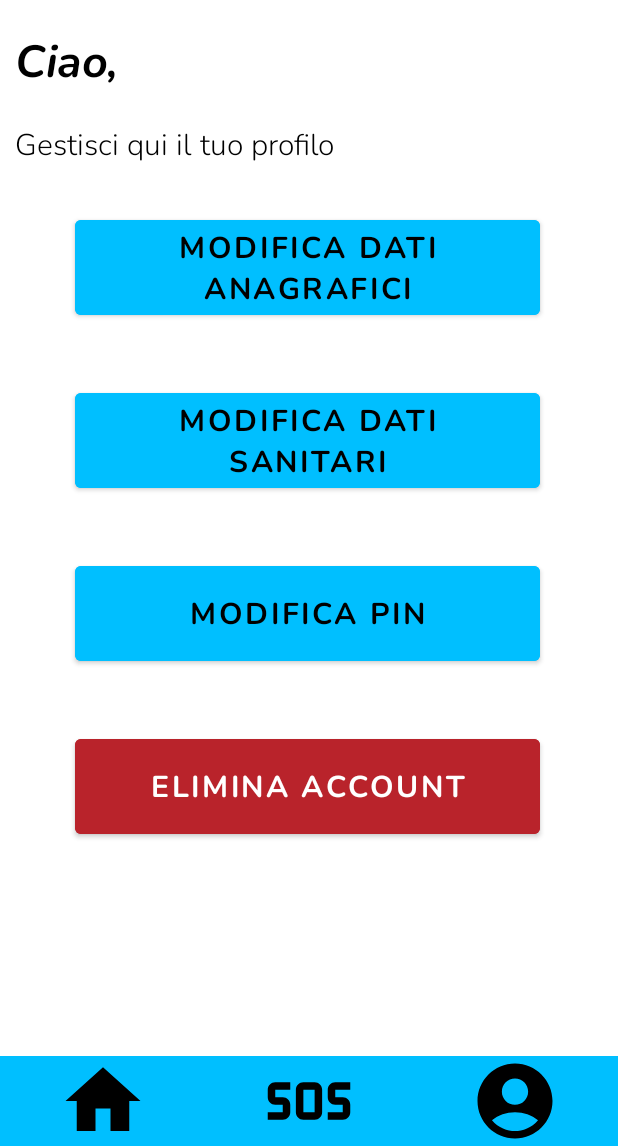
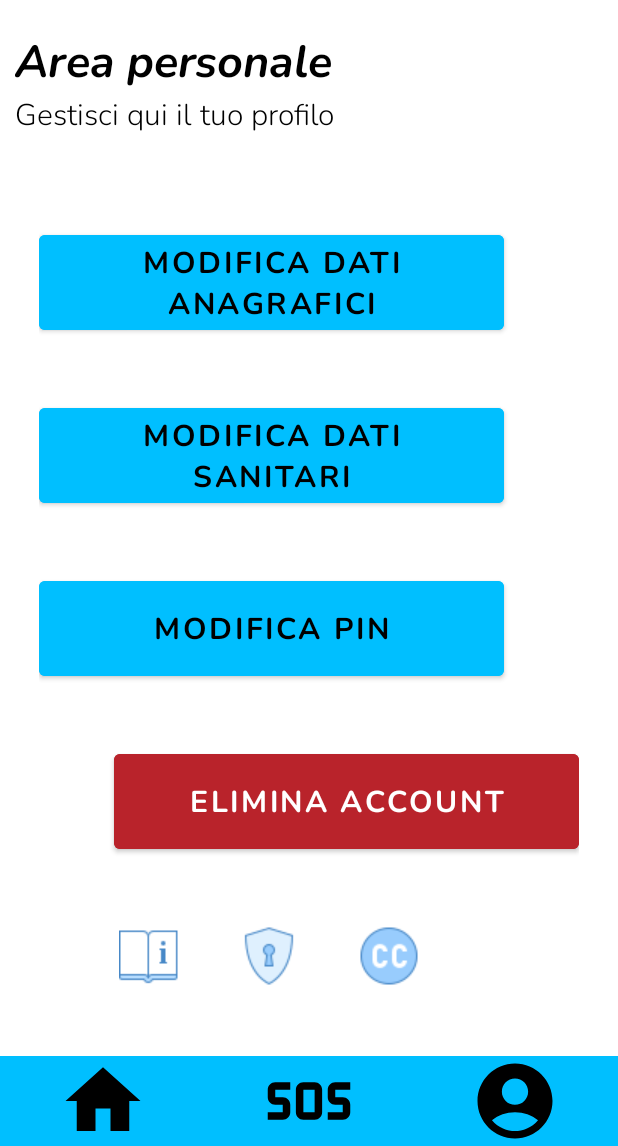
Before and after one commit to simlu2000/SmartSafe, an Android app: the ProfileActivity screen opened directly, with no data from a screen before it, on a phone screen of 412 x 824 dp, the part 90-1236 px from its top. Run offline under Robolectric (Android 15) with nearby library versions, the phone set to English and light mode, and no system bars; 2 statements that could not run were skipped.

Commit message:
Merge umano
Unito lavori di Ale con Ale. Sta voi capire chi.

```diff
--- a/app/src/main/java/com/example/ringlife/ProfileActivity.java
+++ b/app/src/main/java/com/example/ringlife/ProfileActivity.java
@@ -20,8 +20,7 @@ import com.example.ringlife.PersonInformation.PersonInformation;
 import com.google.android.material.dialog.MaterialAlertDialogBuilder;
 
 public class ProfileActivity extends AppCompatActivity {
-    private TextView tvHelloProfile;
-    private ImageButton bttHome, bttSos;
+    private ImageButton bttHome, bttSos, bttManuale, bttPrivacy, bttCrediti;
     private Button bttChangeAna, bttChangeMed, bttChangePin, bttDelete;
     private PersonData dbPerson;
     private PersonInformation user;
@@ -38,12 +37,12 @@ public class ProfileActivity extends AppCompatActivity {
         bttChangeMed = findViewById(R.id.bttChangeMed);
         bttChangePin = findViewById(R.id.bttChangePin);
         bttDelete = findViewById(R.id.bttDelete);
+        bttManuale = findViewById(R.id.bttManuale);
+        bttPrivacy = findViewById(R.id.bttPrivacy);
+        bttCrediti = findViewById(R.id.bttCrediti);
 
         dbPerson = new PersonData(this);
         user = dbPerson.getPerson();
-
-        // Inserisco nome account in alto
-        tvHelloProfile.append(" " + user.getNome());
 
         bttChangePin.setOnClickListener(new View.OnClickListener() {
             @Override
@@ -56,7 +55,10 @@ public class ProfileActivity extends AppCompatActivity {
                 // Crea i due EditText che serviranno per l'input
                 EditText oldPinEditText = new EditText(ProfileActivity.this);
                 oldPinEditText.setHint("Inserisci il vecchio PIN");
-                oldPinEditText.setInputType(InputType.TYPE_CLASS_NUMBER | InputType.TYPE_NUMBER_VARIATION_PASSWORD); // Imposta l'input come numerico
+                oldPinEditText.setInputType(InputType.TYPE_CLASS_NUMBER | InputType.TYPE_NUMBER_VARIATION_PASSWORD); // Imposta
+                                                                                                                     // l'input
+                                                                                                                     // come
+                                                                                                                     // numerico
                 LinearLayout.LayoutParams oldPinParams = new LinearLayout.LayoutParams(
                         LinearLayout.LayoutParams.MATCH_PARENT,
                         LinearLayout.LayoutParams.WRAP_CONTENT);
@@ -93,23 +95,27 @@ public class ProfileActivity extends AppCompatActivity {
 
                                 if (oldPin.matches("") || newPin.matches("")) {
                                     Toast.makeText(ProfileActivity.this, "Campo pin vuoto", Toast.LENGTH_LONG).show();
-                                }else {
+                                } else {
                                     if (!oldPin.matches("[0-9.]+") && !newPin.matches("[0-9.]+")) {
-                                        Toast.makeText(ProfileActivity.this, "Campo pin non valido", Toast.LENGTH_LONG).show();
+                                        Toast.makeText(ProfileActivity.this, "Campo pin non valido", Toast.LENGTH_LONG)
+                                                .show();
                                     } else {
-                                        if (oldPin.equals(user.getPIN())){
+                                        if (oldPin.equals(user.getPIN())) {
                                             dbPerson.updatePerson(newPin, user.getCodiceFiscale());
                                             updateData();
-                                            Toast.makeText(ProfileActivity.this, "Pin modificato correttamente", Toast.LENGTH_SHORT).show();
-                                        }
-                                        else {
-                                            Toast.makeText(ProfileActivity.this, "PIN di accesso, errato!", Toast.LENGTH_LONG).show();
+                                            Toast.makeText(ProfileActivity.this, "Pin modificato correttamente",
+                                                    Toast.LENGTH_SHORT).show();
+                                        } else {
+                                            Toast.makeText(ProfileActivity.this, "PIN di accesso, errato!",
+                                                    Toast.LENGTH_LONG).show();
                                         }
                                     }
                                 }
                                 dialog.dismiss();
-                                /*Intent intentHome = new Intent("com.example.ringlife.HomeActivity.java");
-                                startActivity(intentHome);*/
+                                /*
+                                 * Intent intentHome = new Intent("com.example.ringlife.HomeActivity.java");
+                                 * startActivity(intentHome);
+                                 */
                             }
                         });
 
@@ -147,8 +153,6 @@ public class ProfileActivity extends AppCompatActivity {
             }
         });
 
-
-
         bttHome.setOnClickListener(new View.OnClickListener() {
             @Override
             public void onClick(View v) {
@@ -164,9 +168,33 @@ public class ProfileActivity extends AppCompatActivity {
             }
         });
 
+        bttManuale.setOnClickListener(new View.OnClickListener() {
+            @Override
+            public void onClick(View v) {
+                Intent intentManuale = new Intent(getString(R.string.LAUNCH_MANUALEACTIVITY));
+                startActivity(intentManuale);
+            }
+        });
+
+        bttCrediti.setOnClickListener(new View.OnClickListener() {
+            @Override
+            public void onClick(View v) {
+                Intent intentCrediti = new Intent(getString(R.string.LAUNCH_CREDITIACTIVITY));
+                startActivity(intentCrediti);
+            }
+        });
+
+        bttPrivacy.setOnClickListener(new View.OnClickListener() {
+            @Override
+            public void onClick(View v) {
+                Intent intentPrivacy = new Intent(getString(R.string.LAUNCH_PRIVACYACTIVITY));
+                startActivity(intentPrivacy);
+            }
+        });
+
     }
 
-    public void updateData(){
+    public void updateData() {
         user = dbPerson.getPerson();
     }
 }
--- a/app/src/main/res/layout/activity_login.xml
+++ /dev/null
@@ -1,6 +0,0 @@
-<?xml version="1.0" encoding="utf-8"?>
-<androidx.constraintlayout.widget.ConstraintLayout xmlns:android="http://schemas.android.com/apk/res/android"
-    android:layout_width="match_parent"
-    android:layout_height="match_parent">
-
-</androidx.constraintlayout.widget.ConstraintLayout>
--- a/app/src/main/res/layout/activity_main.xml
+++ b/app/src/main/res/layout/activity_main.xml
@@ -14,7 +14,7 @@
         android:layout_width="wrap_content"
         android:layout_height="wrap_content"
         android:fontFamily="@font/nunito_bold"
-        android:text="SmartLife"
+        android:text="SmartSafe"
         android:textColor="@color/black"
         android:textSize="65dp"
         android:layout_marginTop="90dp" />
@@ -23,7 +23,7 @@
         android:layout_width="wrap_content"
         android:layout_height="wrap_content"
         android:fontFamily="@font/nunito_bold_italic"
-        android:text="La sicurezza a portata di click"
+        android:text="La sicurezza a prova d'impatto"
         android:textColor="@color/black"
         android:textSize="20dp"
         />
@@ -53,6 +53,6 @@
         android:fontFamily="@font/nunito_bold"
         android:layout_marginTop="-70dp"
         android:hint="Inserisci il pin"
-        android:inputType="number"/>
+        android:inputType="numberPassword"/>
 
 </LinearLayout>
--- a/app/src/main/res/layout/activity_profile.xml
+++ b/app/src/main/res/layout/activity_profile.xml
@@ -35,7 +35,7 @@
         android:id="@+id/tvHelloProfile"
         android:layout_width="wrap_content"
         android:layout_height="wrap_content"
-        android:text="Ciao,"
+        android:text="Area personale"
         android:fontFamily="@font/nunito_bold_italic"
         android:textColor="@color/black"
         android:textSize="30dp"
@@ -49,15 +49,19 @@
         android:fontFamily="@font/nunito_light"
         android:textColor="@color/black"
         android:textSize="20dp"
-        android:layout_marginTop="20dp"
         android:layout_marginLeft="10dp"/>
+
+    <LinearLayout
+        android:layout_width="wrap_content"
+        android:layout_height="wrap_content"
+        android:orientation="vertical"
+        android:layout_gravity="center_horizontal">
 
     <Button
         android:id="@+id/bttChangeAna"
         android:layout_width="310dp"
         android:layout_height="75dp"
-        android:layout_marginTop="30dp"
-        android:layout_marginLeft="50dp"
+        android:layout_marginTop="60dp"
         android:backgroundTint="#00bfff"
         android:fontFamily="@font/nunito_bold"
         android:text="Modifica dati anagrafici"
@@ -68,7 +72,6 @@
         android:layout_width="310dp"
         android:layout_height="75dp"
         android:layout_marginTop="40dp"
-        android:layout_marginLeft="50dp"
         android:backgroundTint="#00bfff"
         android:fontFamily="@font/nunito_bold"
         android:text="Modifica dati sanitari"
@@ -79,7 +82,6 @@
         android:layout_width="310dp"
         android:layout_height="75dp"
         android:layout_marginTop="40dp"
-        android:layout_marginLeft="50dp"
         android:backgroundTint="#00bfff"
         android:fontFamily="@font/nunito_bold"
         android:text="Modifica PIN"
@@ -97,7 +99,34 @@
         android:textSize="20dp"
         android:textColor="@color/white"/>
 
+    <ImageButton
+        android:id="@+id/bttManuale"
+        android:layout_width="40dp"
+        android:layout_height="40dp"
+        android:src="@drawable/manuale"
+        android:background="@android:color/transparent"
+        android:layout_marginLeft="53dp"
+        android:layout_marginTop="45dp"/>
 
+    <ImageButton
+        android:id="@+id/bttPrivacy"
+        android:layout_width="40dp"
+        android:layout_height="40dp"
+        android:layout_marginLeft="133dp"
+        android:layout_marginTop="-40dp"
+        android:background="@android:color/transparent"
+        android:src="@drawable/privacy" />
+
+    <ImageButton
+        android:id="@+id/bttCrediti"
+        android:layout_width="40dp"
+        android:layout_height="40dp"
+        android:src="@drawable/crediti"
+        android:background="@android:color/transparent"
+        android:layout_marginLeft="213dp"
+        android:layout_marginTop="-40dp"/>
+
+    </LinearLayout>
 
 
    <View
--- a/app/src/main/res/values/strings.xml
+++ b/app/src/main/res/values/strings.xml
@@ -6,5 +6,7 @@
     <string name="LAUNCH_DETECTIONACTIVITY">com.example.ringlife.DetectionActivity.java</string>
     <string name="LAUNCH_SOSACTIVITY">com.example.ringlife.SosActivity.java</string>
     <string name="LAUNCH_PROFILEACTIVITY">com.example.ringlife.ProfileActivity.java</string>
-
+    <string name="LAUNCH_MANUALEACTIVITY">com.example.ringlife.ManualeActivity.java</string>
+    <string name="LAUNCH_PRIVACYACTIVITY">com.example.ringlife.PrivacyActivity.java</string>
+    <string name="LAUNCH_CREDITIACTIVITY">com.example.ringlife.CreditiActivity.java</string>
 </resources>
```
Also changed, not shown: app/src/main/AndroidManifest.xml (+27 -1 lines), app/src/main/java/com/example/ringlife/MainActivity.java (+23 -0 lines), app/src/main/java/com/example/ringlife/SosActivity.java (+32 -15 lines), app/src/main/res/layout/activity_crediti.xml (added, +33 -0 lines), app/src/main/res/layout/activity_manuale.xml (added, +64 -0 lines), app/src/main/res/layout/activity_privacy.xml (added, +64 -0 lines), app/src/main/res/drawable/crediti.png (added), app/src/main/res/drawable/manuale.png (added), app/src/main/res/drawable/privacy.png (added).
